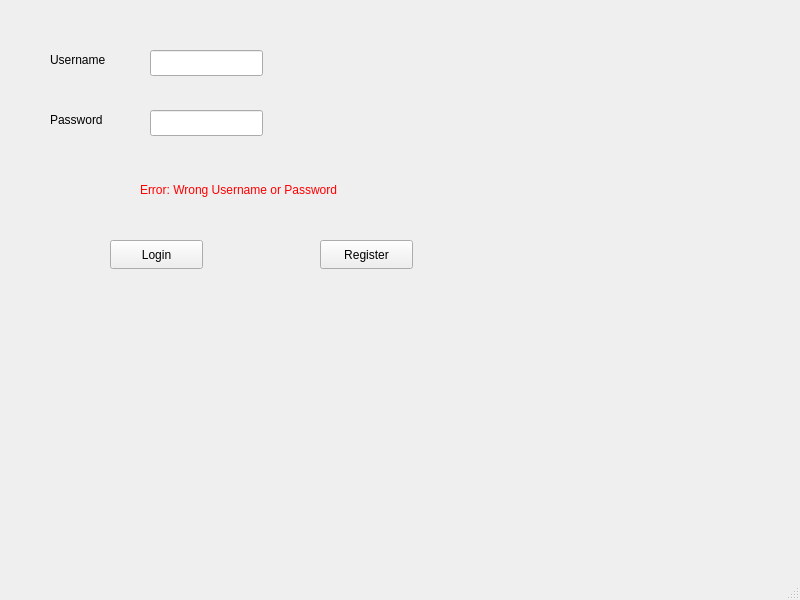
Old version of the form Cinemaproject/loginwindow.ui in the repository Mohamed-H-Ali/CinemaProject.
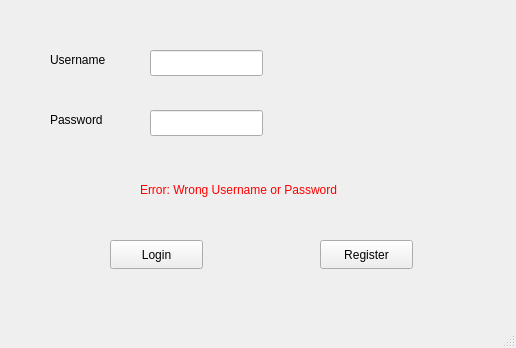
New version of the form.

Commit message: The welcome window done

Diff of the .ui file:
```diff
--- a/Cinemaproject/loginwindow.ui
+++ b/Cinemaproject/loginwindow.ui
@@ -6,8 +6,8 @@
    <rect>
     <x>0</x>
     <y>0</y>
-    <width>800</width>
-    <height>600</height>
+    <width>516</width>
+    <height>348</height>
    </rect>
   </property>
   <property name="windowTitle">
```
Left out of the diff: 2 changed lines with no effect on the pictures. The commit also changes 5 other files.
